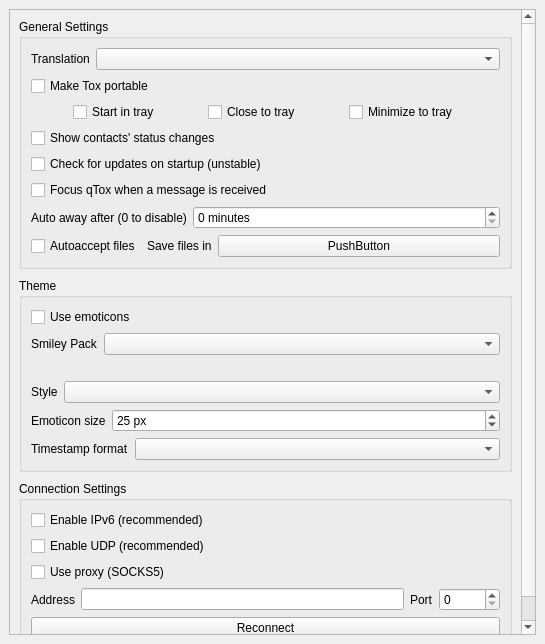
Above: src/widget/form/settings/generalsettings.ui from qTox/qTox before the change. Below: the same form after it.
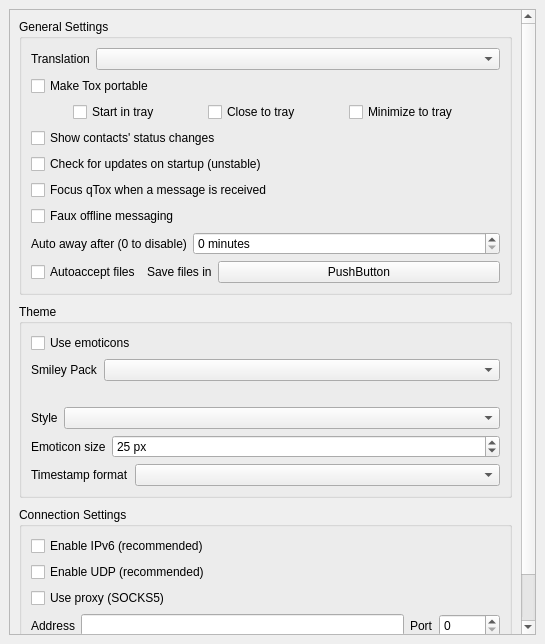
That is the form after the change.

Commit message: Faux offline messaging: enable/disable

Diff of the .ui file:
```diff
--- a/src/widget/form/settings/generalsettings.ui
+++ b/src/widget/form/settings/generalsettings.ui
@@ -40,7 +40,7 @@
         <x>0</x>
         <y>0</y>
         <width>511</width>
-        <height>796</height>
+        <height>698</height>
        </rect>
       </property>
       <layout class="QVBoxLayout" name="verticalLayout_4" stretch="0,0,1">
@@ -157,6 +157,13 @@
             </property>
            </widget>
           </item>
+          <item>
+           <widget class="QCheckBox" name="cbFauxOfflineMessaging">
+            <property name="text">
+             <string>Faux offline messaging</string>
+            </property>
+           </widget>
+          </item>
           <item>
            <layout class="QHBoxLayout" name="horizontalLayout_2">
             <item alignment="Qt::AlignLeft">
```
Left out of the diff: 36 changed lines with no effect on the pictures. The commit also changes 13 other files.
